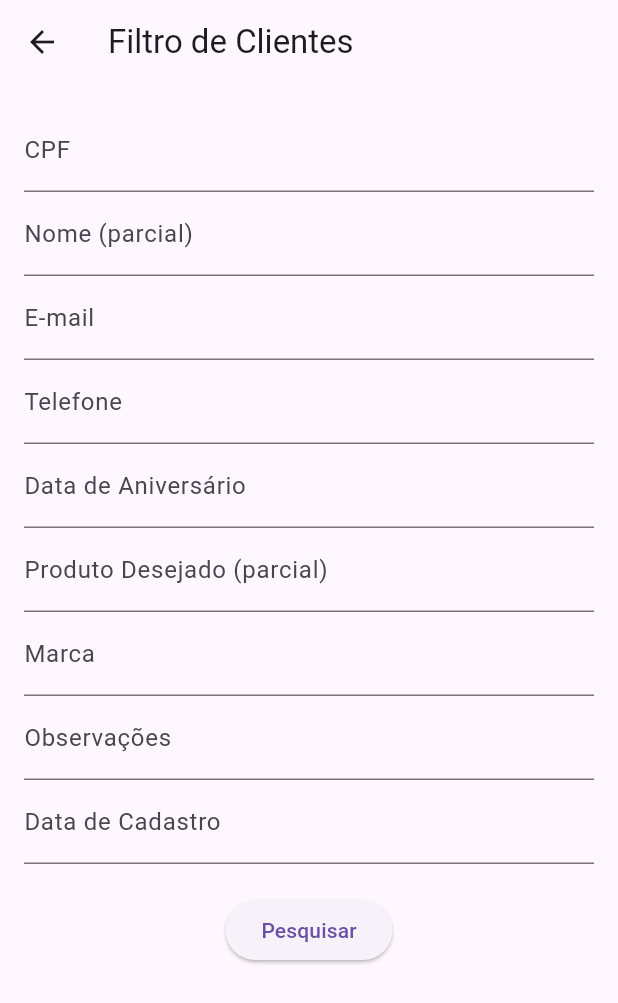
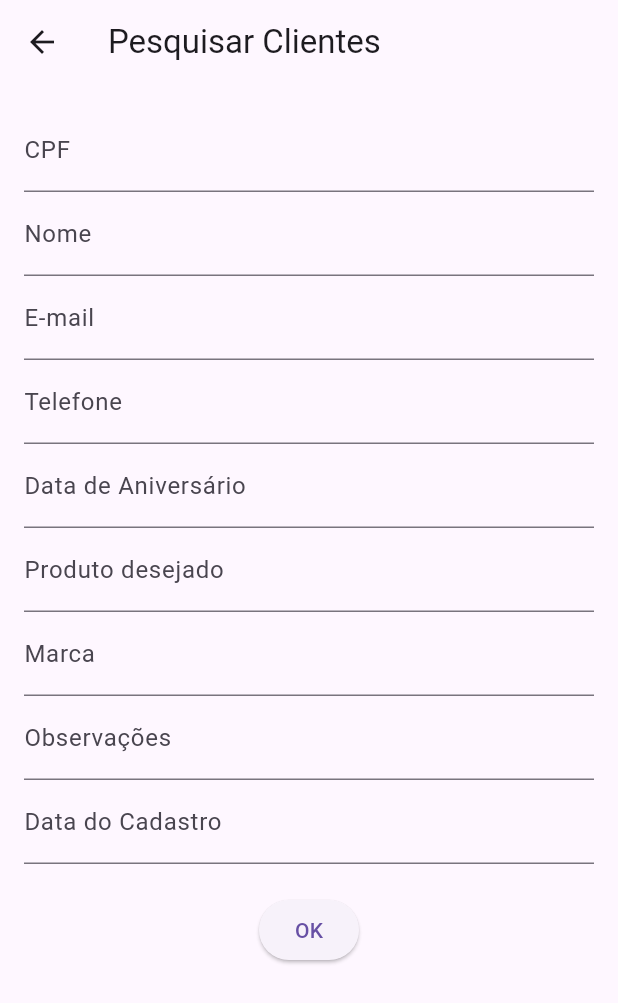
Before and after one commit to PJosquin/cadastro_clientes_final, a Flutter app: the FiltroPage screen opened directly, on a phone screen of 412 x 824 dp. Shown: the top 1003 px of the screen. Run offline on Flutter 3.47's test engine with Material 3 defaults, Android fonts, the phone set to English and light mode, and no system bars; our stand-ins replace cloud_firestore, firebase_core, mask_text_input_formatter; accounts and stored records are empty.

```diff
--- a/lib/filtro_page.dart
+++ b/lib/filtro_page.dart
@@ -1,103 +1,94 @@
 import 'package:flutter/material.dart';
-import 'package:flutter/services.dart';
-import 'package:mask_text_input_formatter/mask_text_input_formatter.dart';
 import 'resultado_pesquisa_page.dart';
 
 class FiltroPage extends StatefulWidget {
+  const FiltroPage({super.key});
+
   @override
   _FiltroPageState createState() => _FiltroPageState();
 }
 
 class _FiltroPageState extends State<FiltroPage> {
-  final cpfController = TextEditingController();
-  final nomeController = TextEditingController();
-  final emailController = TextEditingController();
-  final telefoneController = TextEditingController();
-  final aniversarioController = TextEditingController();
-  final produtoController = TextEditingController();
-  final marcaController = TextEditingController();
-  final observacoesController = TextEditingController();
-  final dataCadastroController = TextEditingController();
-
-  // Máscaras
-  final cpfMask = MaskTextInputFormatter(mask: '###.###.###-##');
-  final telefoneMask = MaskTextInputFormatter(mask: '(##) #####-####');
-  final dataMask = MaskTextInputFormatter(mask: '##/##/####');
+  final TextEditingController cpfController = TextEditingController();
+  final TextEditingController nomeController = TextEditingController();
+  final TextEditingController emailController = TextEditingController();
+  final TextEditingController telefoneController = TextEditingController();
+  final TextEditingController aniversarioController = TextEditingController();
+  final TextEditingController produtoController = TextEditingController();
+  final TextEditingController marcaController = TextEditingController();
+  final TextEditingController observacoesController = TextEditingController();
+  final TextEditingController dataCadastroController = TextEditingController();
 
   @override
   Widget build(BuildContext context) {
     return Scaffold(
-      appBar: AppBar(title: Text("Filtro de Clientes")),
+      appBar: AppBar(
+        title: const Text("Pesquisar Clientes"),
+      ),
       body: SingleChildScrollView(
-        padding: EdgeInsets.all(16),
+        padding: const EdgeInsets.all(16),
         child: Column(
           children: [
             TextField(
               controller: cpfController,
-              inputFormatters: [cpfMask],
-              decoration: InputDecoration(labelText: "CPF"),
-              keyboardType: TextInputType.number,
+              decoration: const InputDecoration(labelText: "CPF"),
             ),
             TextField(
               controller: nomeController,
-              decoration: InputDecoration(labelText: "Nome (parcial)"),
+              decoration: const InputDecoration(labelText: "Nome"),
             ),
             TextField(
               controller: emailController,
-              decoration: InputDecoration(labelText: "E-mail"),
-              keyboardType: TextInputType.emailAddress,
+              decoration: const InputDecoration(labelText: "E-mail"),
             ),
             TextField(
               controller: telefoneController,
-              inputFormatters: [telefoneMask],
-              decoration: InputDecoration(labelText: "Telefone"),
-              keyboardType: TextInputType.phone,
+              decoration: const InputDecoration(labelText: "Telefone"),
             ),
             TextField(
               controller: aniversarioController,
-              inputFormatters: [dataMask],
-              decoration: InputDecoration(labelText: "Data de Aniversário"),
-              keyboardType: TextInputType.number,
+              decoration: const InputDecoration(labelText: "Data de Aniversário"),
             ),
             TextField(
               controller: produtoController,
-              decoration: InputDecoration(labelText: "Produto Desejado (parcial)"),
+              decoration: const InputDecoration(labelText: "Produto desejado"),
             ),
             TextField(
               controller: marcaController,
-              decoration: InputDecoration(labelText: "Marca"),
+              decoration: const InputDecoration(labelText: "Marca"),
             ),
             TextField(
               controller: observacoesController,
-              decoration: InputDecoration(labelText: "Observações"),
+              decoration: const InputDecoration(labelText: "Observações"),
             ),
             TextField(
               controller: dataCadastroController,
-              inputFormatters: [dataMask],
-              decoration: InputDecoration(labelText: "Data de Cadastro"),
-              keyboardType: TextInputType.number,
+              decoration: const InputDecoration(labelText: "Data do Cadastro"),
             ),
-            SizedBox(height: 20),
+            const SizedBox(height: 20),
             ElevatedButton(
               onPressed: () {
+                final filtros = {
+                  'cpf': cpfController.text.trim(),
+                  'nome': nomeController.text.trim(),
+                  'email': emailController.text.trim(),
+                  'telefone': telefoneController.text.trim(),
+                  'aniversario': aniversarioController.text.trim(),
+                  'produto': produtoController.text.trim(),
+                  'marca': marcaController.text.trim(),
+                  'observacoes': observacoesController.text.trim(),
+                  'dataCadastro': dataCadastroController.text.trim(),
+                };
+
                 Navigator.push(
                   context,
                   MaterialPageRoute(
-                    builder: (context) => ResultadoPesquisaPage(
-                      cpf: cpfController.text.trim(),
-                      nome: nomeController.text.trim(),
-                      email: emailController.text.trim(),
-                      telefone: telefoneController.text.trim(),
-                      aniversario: aniversarioController.text.trim(),
-                      produto: produtoController.text.trim(),
-                      marca: marcaController.text.trim(),
-                      observacoes: observacoesController.text.trim(),
-                      dataCadastro: dataCadastroController.text.trim(),
-                    ),
+                    builder: (context) =>
+                        ResultadoPesquisaPage(filtros: filtros),
                   ),
                 );
               },
-              child: Text("Pesquisar"),
+              child: const Text("OK"),
             ),
           ],
         ),
--- a/pubspec.yaml
+++ b/pubspec.yaml
@@ -31,6 +31,7 @@ dependencies:
   flutter:
     sdk: flutter
 
+  url_launcher: ^6.3.2
   cloud_firestore: ^5.6.12
   firebase_core: ^3.15.2
   intl: ^0.19.0
```
Also changed, not shown: lib/resultado_pesquisa_page.dart (+89 -91 lines), pubspec.lock, 6 other files.
